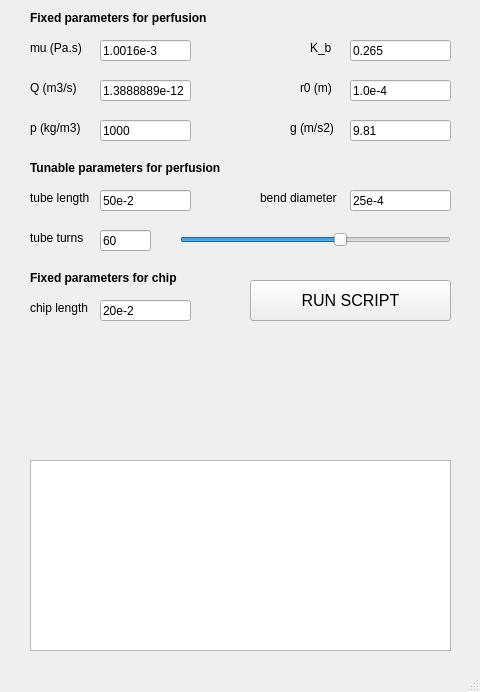
Above: appGUI.ui from JuanCamiloGS/VivoStreamGUI before the change. Below: the same form after it.
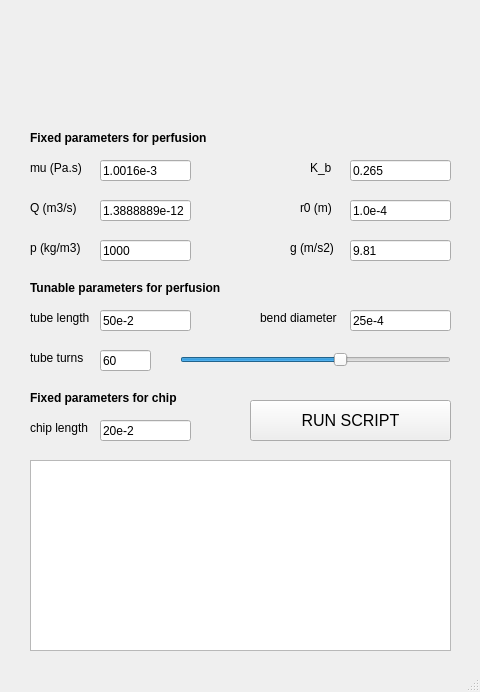
That is the form after the change. Icons and pictures are not drawn.

Commit message: Move logo upwards

Diff of the .ui file:
```diff
--- a/appGUI.ui
+++ b/appGUI.ui
@@ -18,7 +18,7 @@
     <property name="geometry">
      <rect>
       <x>250</x>
-      <y>280</y>
+      <y>400</y>
       <width>201</width>
       <height>41</height>
      </rect>
@@ -49,7 +49,7 @@
     <property name="geometry">
      <rect>
       <x>30</x>
-      <y>10</y>
+      <y>130</y>
       <width>181</width>
       <height>16</height>
      </rect>
@@ -67,7 +67,7 @@
     <property name="geometry">
      <rect>
       <x>30</x>
-      <y>40</y>
+      <y>160</y>
       <width>61</width>
       <height>16</height>
      </rect>
@@ -80,7 +80,7 @@
     <property name="geometry">
      <rect>
       <x>30</x>
-      <y>120</y>
+      <y>240</y>
       <width>61</width>
       <height>16</height>
      </rect>
@@ -93,7 +93,7 @@
     <property name="geometry">
      <rect>
       <x>300</x>
-      <y>80</y>
+      <y>200</y>
       <width>61</width>
       <height>16</height>
      </rect>
@@ -106,7 +106,7 @@
     <property name="geometry">
      <rect>
       <x>310</x>
-      <y>40</y>
+      <y>160</y>
       <width>31</width>
       <height>16</height>
      </rect>
@@ -119,7 +119,7 @@
     <property name="geometry">
      <rect>
       <x>30</x>
-      <y>80</y>
+      <y>200</y>
       <width>61</width>
       <height>16</height>
      </rect>
@@ -132,7 +132,7 @@
     <property name="geometry">
      <rect>
       <x>290</x>
-      <y>120</y>
+      <y>240</y>
       <width>51</width>
       <height>16</height>
      </rect>
@@ -145,7 +145,7 @@
     <property name="geometry">
      <rect>
       <x>100</x>
-      <y>40</y>
+      <y>160</y>
       <width>91</width>
       <height>21</height>
      </rect>
@@ -158,7 +158,7 @@
     <property name="geometry">
      <rect>
       <x>100</x>
-      <y>120</y>
+      <y>240</y>
       <width>91</width>
       <height>21</height>
      </rect>
@@ -171,7 +171,7 @@
     <property name="geometry">
      <rect>
       <x>350</x>
-      <y>80</y>
+      <y>200</y>
       <width>101</width>
       <height>21</height>
      </rect>
@@ -184,7 +184,7 @@
     <property name="geometry">
      <rect>
       <x>350</x>
-      <y>40</y>
+      <y>160</y>
       <width>101</width>
       <height>21</height>
      </rect>
@@ -197,7 +197,7 @@
     <property name="geometry">
      <rect>
       <x>350</x>
-      <y>120</y>
+      <y>240</y>
       <width>101</width>
       <height>21</height>
      </rect>
@@ -210,7 +210,7 @@
     <property name="geometry">
      <rect>
       <x>100</x>
-      <y>80</y>
+      <y>200</y>
       <width>91</width>
       <height>21</height>
      </rect>
@@ -223,7 +223,7 @@
     <property name="geometry">
      <rect>
       <x>350</x>
-      <y>190</y>
+      <y>310</y>
       <width>101</width>
       <height>21</height>
      </rect>
@@ -236,7 +236,7 @@
     <property name="geometry">
      <rect>
       <x>30</x>
-      <y>160</y>
+      <y>280</y>
       <width>191</width>
       <height>16</height>
      </rect>
@@ -254,7 +254,7 @@
     <property name="geometry">
      <rect>
       <x>260</x>
-      <y>190</y>
+      <y>310</y>
       <width>81</width>
       <height>16</height>
      </rect>
@@ -267,7 +267,7 @@
     <property name="geometry">
      <rect>
       <x>100</x>
-      <y>230</y>
+      <y>350</y>
       <width>51</width>
       <height>21</height>
      </rect>
@@ -280,7 +280,7 @@
     <property name="geometry">
      <rect>
       <x>30</x>
-      <y>190</y>
+      <y>310</y>
       <width>91</width>
       <height>16</height>
      </rect>
@@ -293,7 +293,7 @@
     <property name="geometry">
      <rect>
       <x>30</x>
-      <y>230</y>
+      <y>350</y>
       <width>61</width>
       <height>16</height>
      </rect>
@@ -306,7 +306,7 @@
     <property name="geometry">
      <rect>
       <x>100</x>
-      <y>190</y>
+      <y>310</y>
       <width>91</width>
       <height>21</height>
      </rect>
@@ -319,7 +319,7 @@
     <property name="geometry">
      <rect>
       <x>30</x>
-      <y>300</y>
+      <y>420</y>
       <width>61</width>
       <height>16</height>
      </rect>
@@ -332,7 +332,7 @@
     <property name="geometry">
      <rect>
       <x>30</x>
-      <y>270</y>
+      <y>390</y>
       <width>181</width>
       <height>16</height>
      </rect>
@@ -350,7 +350,7 @@
     <property name="geometry">
      <rect>
       <x>100</x>
-      <y>300</y>
+      <y>420</y>
       <width>91</width>
       <height>21</height>
      </rect>
@@ -363,7 +363,7 @@
     <property name="geometry">
      <rect>
       <x>30</x>
-      <y>340</y>
+      <y>10</y>
       <width>421</width>
       <height>101</height>
      </rect>
@@ -382,7 +382,7 @@
     <property name="geometry">
      <rect>
       <x>180</x>
-      <y>230</y>
+      <y>350</y>
       <width>271</width>
       <height>20</height>
      </rect>
```
The commit also changes 1 other file.
